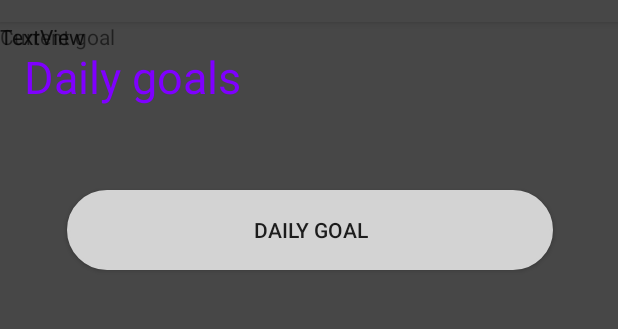
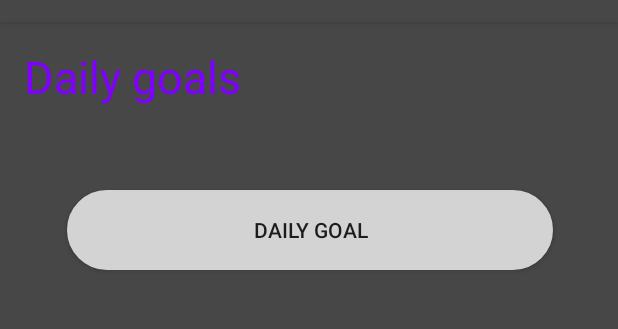
Before and after one commit to Stephan2001/OPSC_App_Part2, an Android app: the fragment GoalsFragment placed in its activity, on a phone screen of 412 x 824 dp, the part 62-391 px from its top. Run offline under Robolectric (Android 15) with nearby library versions, the phone set to English and light mode, and no system bars; our stand-ins replace Firebase (no records; nobody signed in at launch, a user with empty details on screens opened directly).

Commit message:
Update fragment_goals.xml

```diff
--- a/app/src/main/res/layout/fragment_goals.xml
+++ b/app/src/main/res/layout/fragment_goals.xml
@@ -34,29 +34,5 @@
         app:layout_constraintStart_toStartOf="parent"
         app:layout_constraintTop_toBottomOf="@+id/label2" />
 
-    <TextView
-        android:id="@+id/lblCurrentGoals"
-        android:layout_width="wrap_content"
-        android:layout_height="wrap_content"
-        android:text="Current goal"
-        tools:layout_editor_absoluteX="159dp"
-        tools:layout_editor_absoluteY="248dp" />
-
-    <TextView
-        android:id="@+id/currentMin"
-        android:layout_width="wrap_content"
-        android:layout_height="wrap_content"
-        android:text="TextView"
-        tools:layout_editor_absoluteX="101dp"
-        tools:layout_editor_absoluteY="289dp" />
-
-    <TextView
-        android:id="@+id/currentMax"
-        android:layout_width="wrap_content"
-        android:layout_height="wrap_content"
-        android:text="TextView"
-        tools:layout_editor_absoluteX="202dp"
-        tools:layout_editor_absoluteY="289dp" />
-
 
 </androidx.constraintlayout.widget.ConstraintLayout>
```
